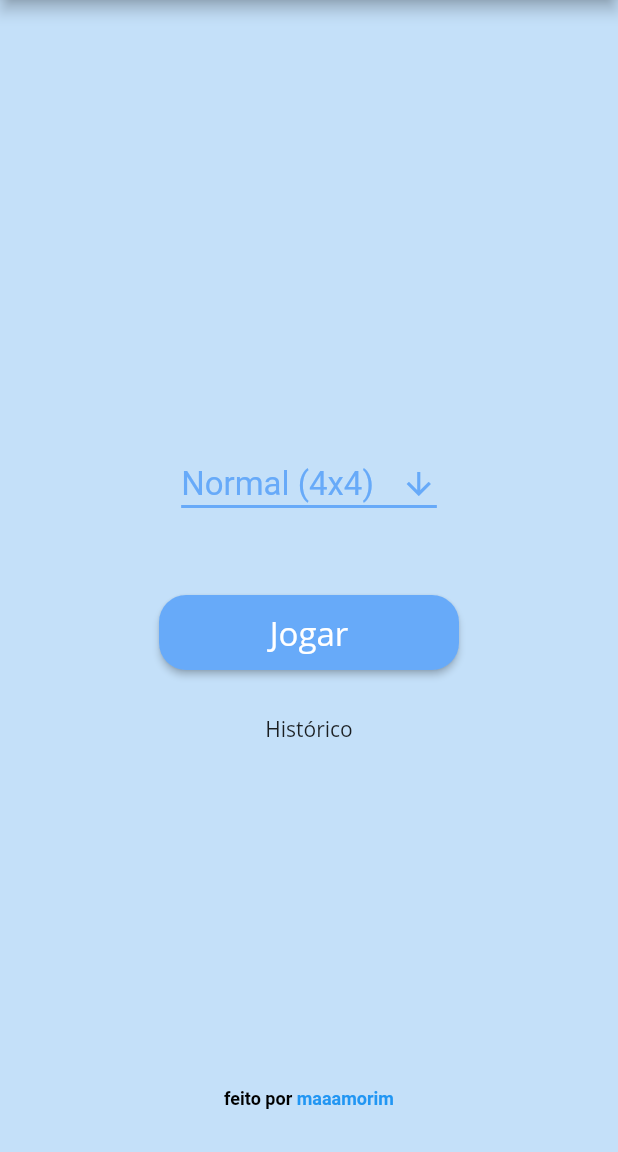
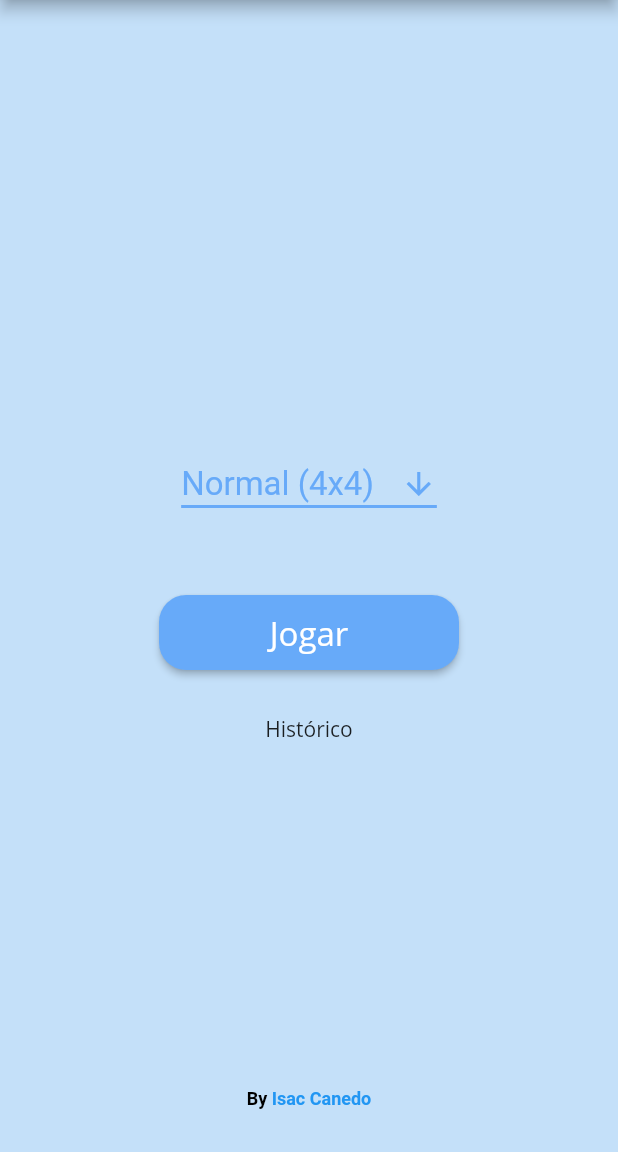
Before and after one commit to isaccanedo/Flutter-xPuzzle, a Flutter app: the screen it shows after launch, on a phone screen of 412 x 824 dp, the part 84-1236 px from its top. Run offline on Flutter 3.47's test engine with Material 2 defaults, Android fonts, the phone set to English and light mode, and no system bars; our stand-ins replace shared_preferences.

Commit message:
:frog: # update # :frog:

```diff
--- a/lib/screens/home/home_screen.dart
+++ b/lib/screens/home/home_screen.dart
@@ -77,17 +77,17 @@ class _HomeScreenState extends State<HomeScreen> {
             Expanded(
                 flex: 1,
                 child: Text.rich(TextSpan(
-                    text: 'feito por ',
+                    text: 'By ',
                     style: TextStyle(
                         fontSize: 12,
                         fontWeight: FontWeight.bold,
                         color: Colors.black),
                     children: [
                       TextSpan(
-                          text: 'maaamorim',
+                          text: 'Isac Canedo',
                           recognizer: TapGestureRecognizer()
                             ..onTap = () =>
-                                launch('https://github.com/maaamorim/xPuzzle'),
+                                launch('https://github.com/isaccanedo/Flutter-xPuzzle'),
                           style: TextStyle(
                               fontSize: 12,
                               fontWeight: FontWeight.bold,
```
